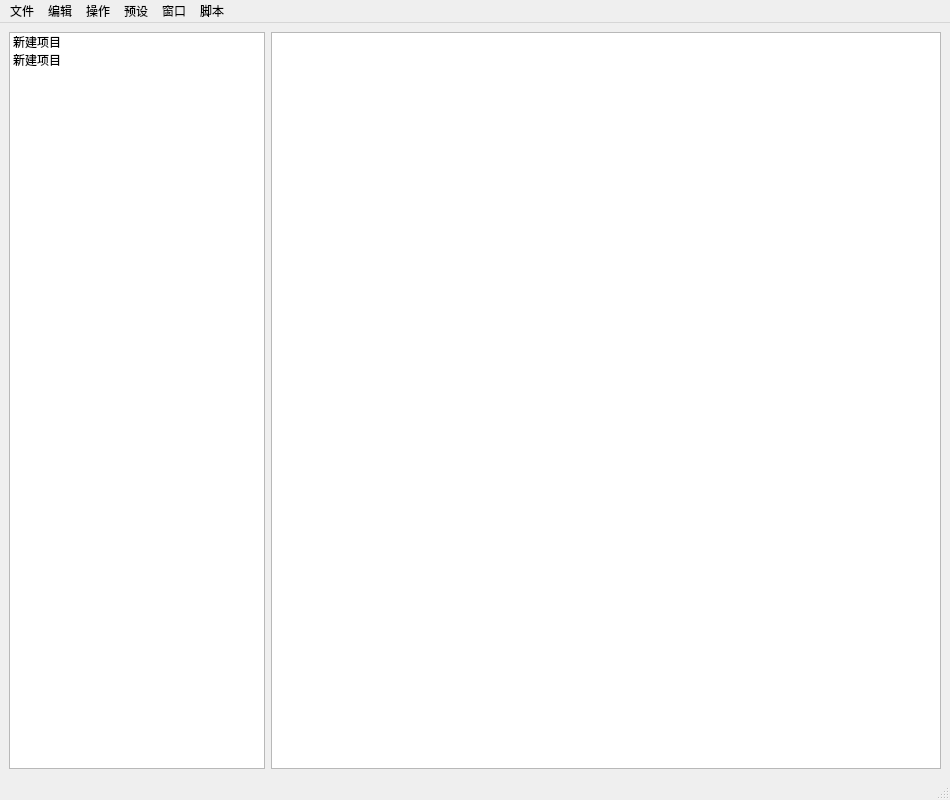
JeremyChim/DotaTool, file ui.ui: the form before one commit.
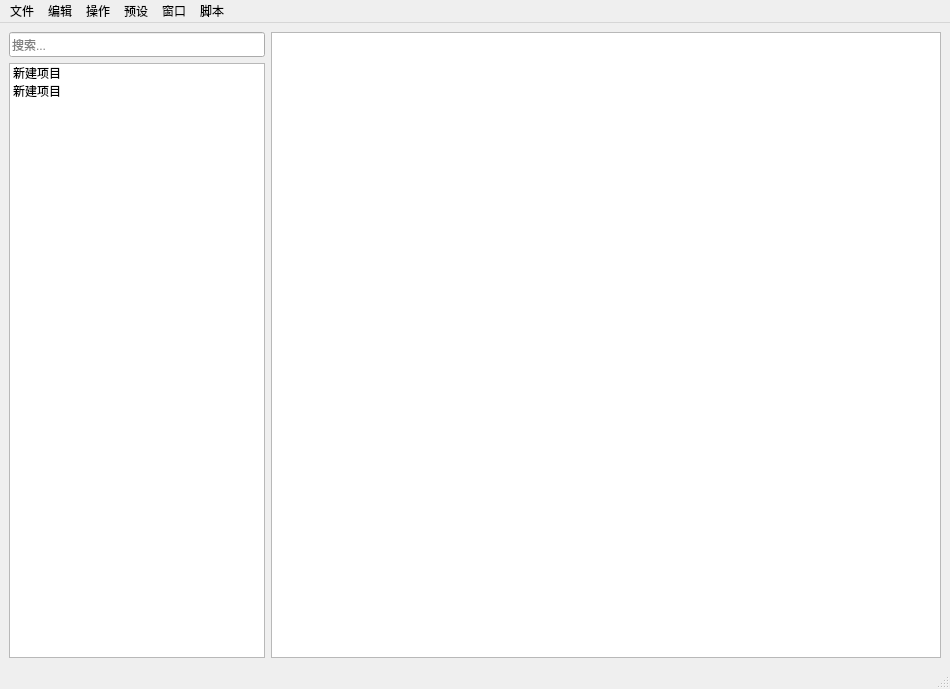
The form after the commit.

```diff
--- a/ui.ui
+++ b/ui.ui
@@ -7,7 +7,7 @@
     <x>0</x>
     <y>0</y>
     <width>950</width>
-    <height>800</height>
+    <height>689</height>
    </rect>
   </property>
   <property name="windowTitle">
@@ -19,6 +19,30 @@
   <widget class="QWidget" name="centralwidget">
    <layout class="QHBoxLayout" name="horizontalLayout">
     <item>
+     <layout class="QVBoxLayout" name="verticalLayout">
+      <property name="spacing">
+       <number>6</number>
+      </property>
+      <item>
+       <widget class="QLineEdit" name="lineEdit">
+        <property name="sizePolicy">
+         <sizepolicy hsizetype="Maximum" vsizetype="Expanding">
+          <horstretch>0</horstretch>
+          <verstretch>0</verstretch>
+         </sizepolicy>
+        </property>
+        <property name="maximumSize">
+         <size>
+          <width>300</width>
+          <height>25</height>
+         </size>
+        </property>
+        <property name="placeholderText">
+         <string>搜索...</string>
+        </property>
+       </widget>
+      </item>
+      <item>
      <widget class="QListWidget" name="listWidget">
       <property name="sizePolicy">
        <sizepolicy hsizetype="Maximum" vsizetype="Expanding">
@@ -44,6 +68,8 @@
       </item>
      </widget>
     </item>
+     </layout>
+    </item>
     <item>
      <widget class="QListView" name="listView">
       <property name="styleSheet">
```
Left out of the diff: 4 changed lines with no effect on the pictures. Lines whose indentation alone changed are shown as unchanged.
